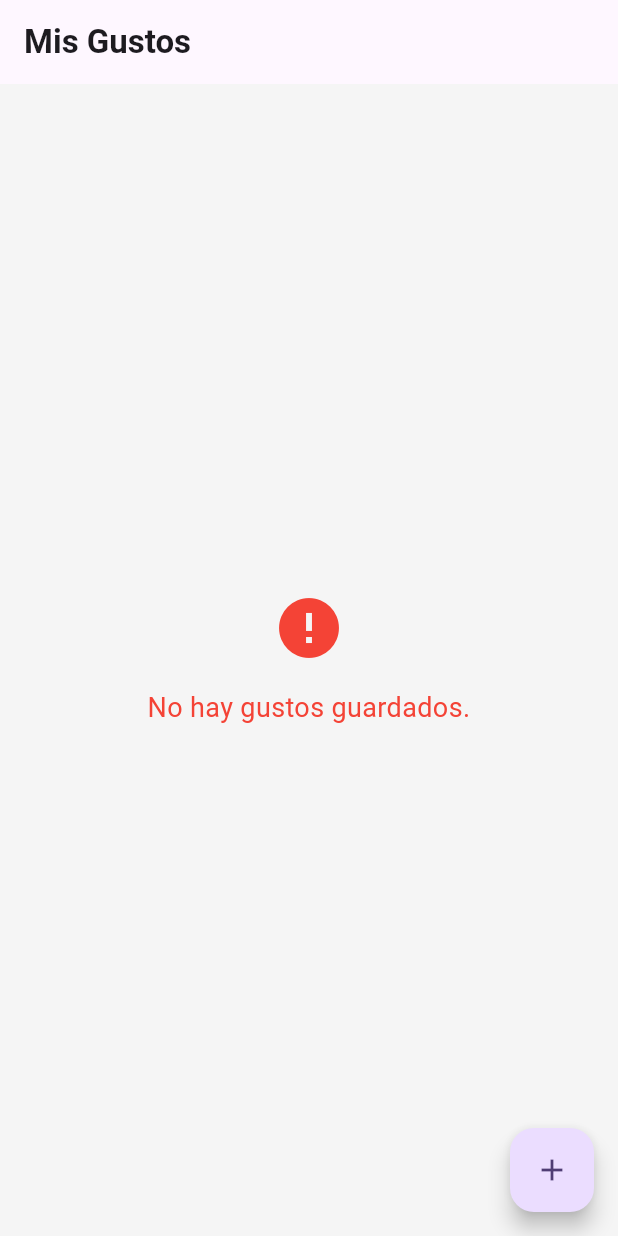
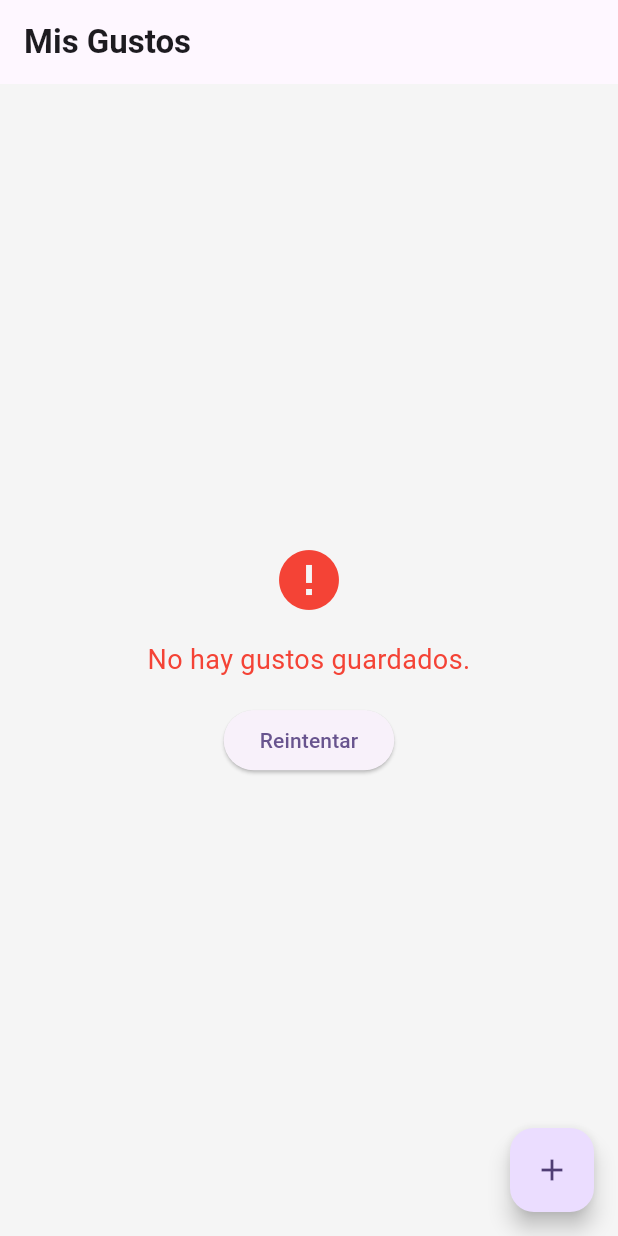
Before and after one commit to jgcaicedo/gusto_master, a Flutter app: the screen it shows after launch, on a phone screen of 412 x 824 dp. Run offline on Flutter 3.47's test engine with Material 3 defaults, Android fonts, the phone set to English and light mode, and no system bars; our stand-ins replace dio, equatable, flutter_bloc, go_router, hive, hive_flutter; accounts and stored records are empty.

Commit message:
Botón de reintentar al CustomErrorWidget
CustomErrorWidget ahora acepta un callback opcional onRetry y muestra un botón de reintento cuando se proporciona. GustoListPage utiliza esto para permitir a los usuarios intentar cargar gustos nuevamente después de un error o cuando no se encuentran gustos.

```diff
--- a/lib/presentation/pages/gusto_list_page.dart
+++ b/lib/presentation/pages/gusto_list_page.dart
@@ -28,10 +28,16 @@ class GustoListPage extends StatelessWidget {
             if (state is PreferenceLoading) {
               return const LoadingWidget();
             } else if (state is PreferenceError) {
-              return CustomErrorWidget(message: state.message);
+              return CustomErrorWidget(
+                message: state.message,
+                onRetry: () => context.read<PreferenceCubit>().loadGustos(),
+              );
             } else if (state is PreferenceLoaded) {
               if (state.gustos.isEmpty) {
-                return const CustomErrorWidget(message: 'No hay gustos guardados.');
+                return CustomErrorWidget(
+                  message: 'No hay gustos guardados.',
+                  onRetry: () => context.read<PreferenceCubit>().loadGustos(),
+                );
               }
               return LayoutBuilder(
                 builder: (context, constraints) {
--- a/lib/presentation/widgets/error_widget.dart
+++ b/lib/presentation/widgets/error_widget.dart
@@ -4,7 +4,8 @@ import 'package:gusto_master/core/utils/responsive.dart';
 /// Widget que muestra un mensaje de error con ícono y texto.
 class CustomErrorWidget extends StatelessWidget {
   final String message;
-  const CustomErrorWidget({Key? key, required this.message}) : super(key: key);
+  final VoidCallback? onRetry;
+  const CustomErrorWidget({Key? key, required this.message, this.onRetry}) : super(key: key);
 
   @override
   Widget build(BuildContext context) {
@@ -23,6 +24,13 @@ class CustomErrorWidget extends StatelessWidget {
             ),
             textAlign: TextAlign.center,
           ),
+          if (onRetry != null) ...[
+            SizedBox(height: responsive.hp(2)),
+            ElevatedButton(
+              onPressed: onRetry,
+              child: const Text('Reintentar'),
+            ),
+          ],
         ],
       ),
     );
```
